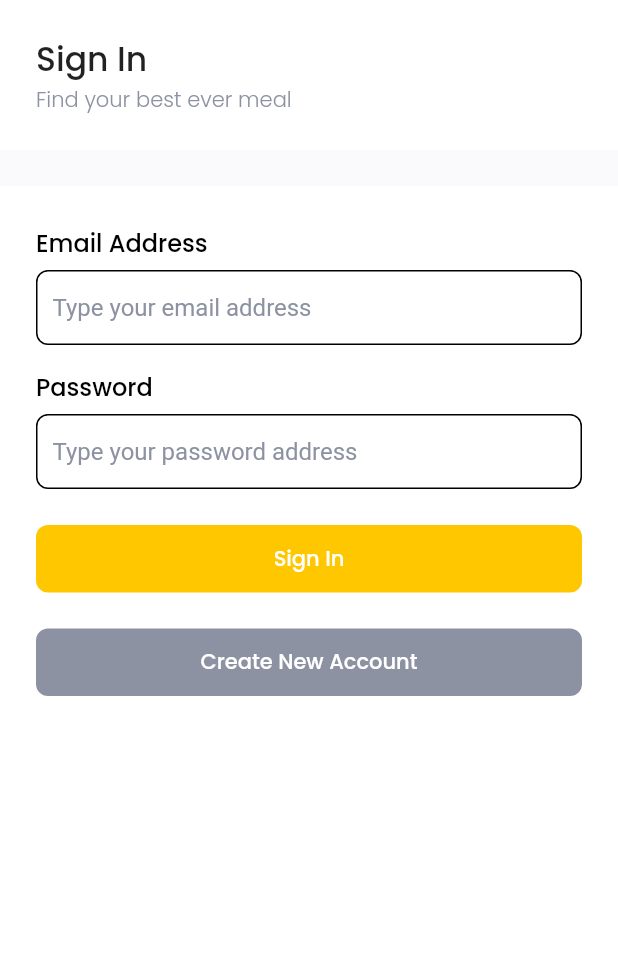
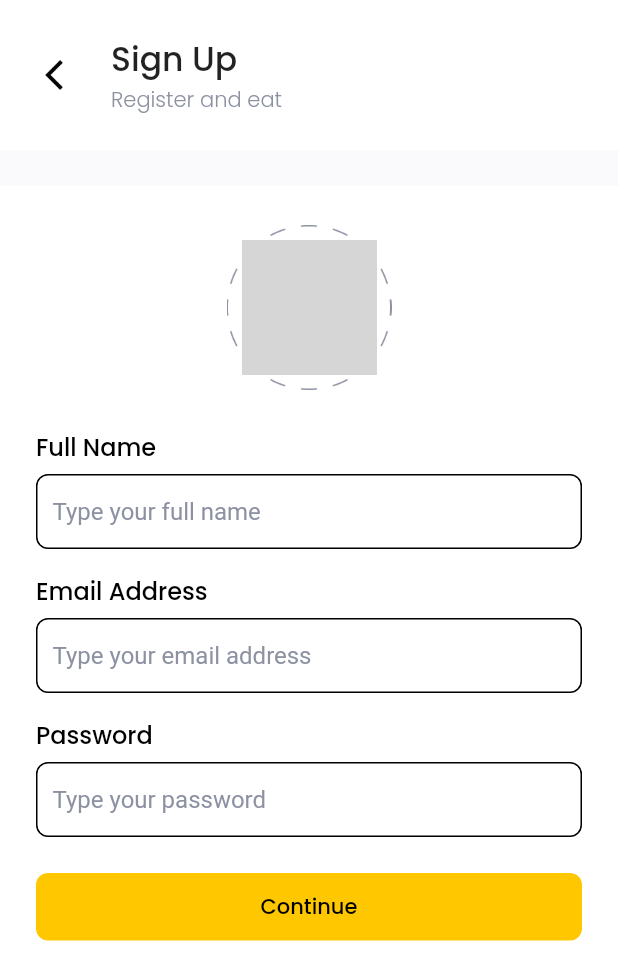
Before and after one commit to rakafajars/FlutterFoodMarket, a Flutter app: the screen it shows after launch, after a tap on "Create New Account", on a phone screen of 412 x 824 dp. Shown: the top 980 px of the screen. Run offline on Flutter 3.47's test engine with Material 2 defaults, Android fonts, the phone set to English and light mode, and no system bars; our stand-ins replace flutter_spinkit, get, google_fonts, supercharged; network calls fail; grey boxes are pictures that could not be loaded.

Commit message:
Sign Up Page & library get

```diff
--- a/lib/main.dart
+++ b/lib/main.dart
@@ -1,6 +1,6 @@
 import 'package:flutter/material.dart';
-import 'package:flutter_food_market/ui/pages/general_page.dart';
 import 'package:flutter_food_market/ui/pages/sign_in_page.dart';
+import 'package:get/get.dart';
 
 void main() {
   runApp(MyApp());
@@ -9,7 +9,7 @@ void main() {
 class MyApp extends StatelessWidget {
   @override
   Widget build(BuildContext context) {
-    return MaterialApp(
+    return GetMaterialApp(
       debugShowCheckedModeBanner: false,
       home: SignInPage(),
     );
--- a/lib/ui/pages/general_page.dart
+++ b/lib/ui/pages/general_page.dart
@@ -8,6 +8,7 @@ class GeneralPage extends StatelessWidget {
   final Function onBackButtonPressed;
   final Widget child;
   final Color backColorButton;
+  final EdgeInsetsGeometry paddingListView;
 
   const GeneralPage({
     Key key,
@@ -16,6 +17,7 @@ class GeneralPage extends StatelessWidget {
     this.onBackButtonPressed,
     this.child,
     this.backColorButton,
+    this.paddingListView,
   }) : super(key: key);
 
   @override
@@ -33,6 +35,7 @@ class GeneralPage extends StatelessWidget {
           ),
           SafeArea(
             child: ListView(
+              padding: paddingListView,
               children: [
                 Column(
                   children: [
@@ -46,7 +49,13 @@ class GeneralPage extends StatelessWidget {
                       child: Row(
                         children: [
                           onBackButtonPressed != null
-                              ? Container(
+                              ? GestureDetector(
+                                  onTap: () {
+                                    if (onBackButtonPressed != null) {
+                                      onBackButtonPressed();
+                                    }
+                                  },
+                                  child: Container(
                                     width: 24,
                                     height: 24,
                                     margin: EdgeInsets.only(
@@ -56,6 +65,7 @@ class GeneralPage extends StatelessWidget {
                                       image: DecorationImage(
                                         image: AssetImage(
                                           'assets/back_arrow.png',
+                                        ),
                                       ),
                                     ),
                                   ),
--- a/lib/ui/pages/sign_in_page.dart
+++ b/lib/ui/pages/sign_in_page.dart
@@ -1,7 +1,11 @@
 import 'package:flutter/material.dart';
 import 'package:flutter_food_market/shared/theme.dart';
 import 'package:flutter_food_market/ui/pages/general_page.dart';
+import 'package:flutter_food_market/ui/pages/sign_up_page.dart';
+import 'package:flutter_food_market/ui/widget/custome_button.dart';
+import 'package:flutter_food_market/ui/widget/textfield_custome.dart';
 import 'package:flutter_spinkit/flutter_spinkit.dart';
+import 'package:get/get.dart';
 
 class SignInPage extends StatefulWidget {
   @override
@@ -19,148 +23,66 @@ class _SignInPageState extends State<SignInPage> {
       subTitle: 'Find your best ever meal',
       child: Column(
         children: [
-          Container(
-            width: double.infinity,
+          CustomeTextFieldTitle(
+            title: 'Email Address',
             margin: EdgeInsets.fromLTRB(
               defaultMargin,
               26,
               defaultMargin,
               6,
             ),
-            child: Text(
-              'Email Address',
-              style: textFontWeight500.copyWith(
-                color: Colors.black,
-                fontSize: 16,
-              ),
+          ),
+          CustomeTextField(
+            controller: emailController,
+            hintFieldStyle: TextStyle(
+              color: greyColor,
             ),
+            hintFieldText: 'Type your email address',
           ),
-          Container(
-            width: double.infinity,
-            margin: EdgeInsets.symmetric(
-              horizontal: defaultMargin,
-            ),
-            padding: EdgeInsets.symmetric(
-              horizontal: 10,
-            ),
-            decoration: BoxDecoration(
-              borderRadius: BorderRadius.circular(8),
-              border: Border.all(
-                color: Colors.black,
-              ),
-            ),
-            child: TextField(
-              controller: emailController,
-              decoration: InputDecoration(
-                border: InputBorder.none,
-                hintStyle: TextStyle(
-                  color: greyColor,
-                ),
-                hintText: 'Type your email address',
-              ),
-            ),
-          ),
-          Container(
-            width: double.infinity,
+          CustomeTextFieldTitle(
+            title: 'Password',
             margin: EdgeInsets.fromLTRB(
               defaultMargin,
               16,
               defaultMargin,
               6,
             ),
-            child: Text(
-              'Password',
-              style: textFontWeight500.copyWith(
-                color: Colors.black,
-                fontSize: 16,
-              ),
+          ),
+          CustomeTextField(
+            controller: passwordController,
+            hintFieldStyle: TextStyle(
+              color: greyColor,
             ),
+            hintFieldText: 'Type your password',
           ),
-          Container(
-            width: double.infinity,
-            margin: EdgeInsets.symmetric(
-              horizontal: defaultMargin,
-            ),
-            padding: EdgeInsets.symmetric(
-              horizontal: 10,
-            ),
-            decoration: BoxDecoration(
-              borderRadius: BorderRadius.circular(8),
-              border: Border.all(
-                color: Colors.black,
-              ),
-            ),
-            child: TextField(
-              controller: passwordController,
-              decoration: InputDecoration(
-                border: InputBorder.none,
-                hintStyle: TextStyle(
-                  color: greyColor,
-                ),
-                hintText: 'Type your password address',
-              ),
-            ),
-          ),
-          Container(
-            width: double.infinity,
-            margin: EdgeInsets.only(
-              top: defaultMargin,
-            ),
-            height: 45,
-            padding: EdgeInsets.symmetric(
-              horizontal: defaultMargin,
-            ),
+          CustomeButton(
             child: isLoading
                 ? SpinKitFadingCircle(
                     size: 45,
                     color: mainColor,
                   )
-                : RaisedButton(
-                    elevation: 0.0,
-                    color: mainColor,
-                    shape: RoundedRectangleBorder(
-                      borderRadius: BorderRadius.circular(
-                        8,
-                      ),
-                    ),
+                : CustomeRaisedButton(
+                    title: 'Sign In',
+                    colorsButton: mainColor,
+                    colorsText: Colors.white,
                     onPressed: () {},
-                    child: Text(
-                      'Sign In',
-                      style: textFontWeight500.copyWith(
-                        color: Colors.white,
-                      ),
-                    ),
                   ),
           ),
-          Container(
-            width: double.infinity,
-            margin: EdgeInsets.only(
-              top: defaultMargin,
-            ),
-            height: 45,
-            padding: EdgeInsets.symmetric(
-              horizontal: defaultMargin,
-            ),
+          CustomeButton(
             child: isLoading
                 ? SpinKitFadingCircle(
                     size: 45,
                     color: mainColor,
                   )
-                : RaisedButton(
-                    elevation: 0.0,
-                    color: greyColor,
-                    shape: RoundedRectangleBorder(
-                      borderRadius: BorderRadius.circular(
-                        8,
-                      ),
-                    ),
-                    onPressed: () {},
-                    child: Text(
-                      'Create New Account',
-                      style: textFontWeight500.copyWith(
-                        color: Colors.white,
-                      ),
-                    ),
+                : CustomeRaisedButton(
+                    title: 'Create New Account',
+                    colorsButton: greyColor,
+                    colorsText: Colors.white,
+                    onPressed: () {
+                      Get.to(
+                        SignUpPage(),
+                      );
+                    },
                   ),
           ),
         ],
--- /dev/null
+++ b/lib/ui/pages/sign_up_page.dart
@@ -0,0 +1,120 @@
+import 'package:flutter/material.dart';
+import 'package:flutter_food_market/shared/theme.dart';
+import 'package:flutter_food_market/ui/pages/general_page.dart';
+import 'package:flutter_food_market/ui/widget/custome_button.dart';
+import 'package:flutter_food_market/ui/widget/textfield_custome.dart';
+import 'package:get/get.dart';
+
+class SignUpPage extends StatefulWidget {
+  @override
+  _SignUpPageState createState() => _SignUpPageState();
+}
+
+class _SignUpPageState extends State<SignUpPage> {
+  TextEditingController emailController = TextEditingController();
+  TextEditingController passwordController = TextEditingController();
+  TextEditingController fullNameController = TextEditingController();
+
+  bool isLoading = false;
+  @override
+  Widget build(BuildContext context) {
+    return GeneralPage(
+      paddingListView: EdgeInsets.only(
+        bottom: 6,
+      ),
+      onBackButtonPressed: () {
+        Get.back();
+      },
+      title: 'Sign Up',
+      subTitle: 'Register and eat',
+      child: Column(
+        children: [
+          Container(
+            width: 110,
+            height: 110,
+            margin: EdgeInsets.only(
+              top: 26,
+            ),
+            padding: EdgeInsets.all(
+              10,
+            ),
+            decoration: BoxDecoration(
+              image: DecorationImage(
+                image: AssetImage(
+                  'assets/photo_border.png',
+                ),
+              ),
+            ),
+            child: Container(
+              decoration: BoxDecoration(
+                shape: BoxShape.circle,
+                image: DecorationImage(
+                  image: NetworkImage(
+                    'https://cdn.idntimes.com/content-images/community/2020/11/14-b1fe04b0ceee0bcd7cd47663ff17b2e9.jpg',
+                  ),
+                  fit: BoxFit.cover,
+                ),
+              ),
+            ),
+          ),
+          CustomeTextFieldTitle(
+            title: 'Full Name',
+            margin: EdgeInsets.fromLTRB(
+              defaultMargin,
+              26,
+              defaultMargin,
+              6,
+            ),
+          ),
+          CustomeTextField(
+            controller: fullNameController,
+            hintFieldStyle: TextStyle(
+              color: greyColor,
+            ),
+            hintFieldText: 'Type your full name',
+          ),
+          CustomeTextFieldTitle(
+            title: 'Email Address',
+            margin: EdgeInsets.fromLTRB(
+              defaultMargin,
+              16,
+              defaultMargin,
+              6,
+            ),
+          ),
+          CustomeTextField(
+            controller: emailController,
+            hintFieldStyle: TextStyle(
+              color: greyColor,
+            ),
+            hintFieldText: 'Type your email address',
+          ),
+          CustomeTextFieldTitle(
+            title: 'Password',
+            margin: EdgeInsets.fromLTRB(
+              defaultMargin,
+              16,
+              defaultMargin,
+              6,
+            ),
+          ),
+          CustomeTextField(
+            controller: passwordController,
+            hintFieldStyle: TextStyle(
+              color: greyColor,
+            ),
+            hintFieldText: 'Type your password',
+          ),
+          CustomeButton(
+            child: CustomeRaisedButton(
+              title: 'Continue',
+              colorsButton: mainColor,
+              colorsText: Colors.black,
+              onPressed: () {},
+            ),
+          ),
+        ],
+      ),
+    );
+  }
+}
--- /dev/null
+++ b/lib/ui/widget/custome_button.dart
@@ -0,0 +1,57 @@
+import 'package:flutter/material.dart';
+import 'package:flutter_food_market/shared/theme.dart';
+
+class CustomeButton extends StatelessWidget {
+  final Widget child;
+
+  const CustomeButton({Key key, this.child}) : super(key: key);
+
+  @override
+  Widget build(BuildContext context) {
+    return Container(
+      width: double.infinity,
+      margin: EdgeInsets.only(
+        top: defaultMargin,
+      ),
+      height: 45,
+      padding: EdgeInsets.symmetric(
+        horizontal: defaultMargin,
+      ),
+      child: child,
+    );
+  }
+}
+
+class CustomeRaisedButton extends StatelessWidget {
+  final String title;
+  final Function onPressed;
+  final Color colorsButton;
+  final Color colorsText;
+
+  const CustomeRaisedButton({
+    Key key,
+    this.title,
+    this.onPressed,
+    this.colorsButton,
+    this.colorsText,
+  }) : super(key: key);
+  @override
+  Widget build(BuildContext context) {
+    return RaisedButton(
+      elevation: 0.0,
+      color: colorsButton,
+      shape: RoundedRectangleBorder(
+        borderRadius: BorderRadius.circular(
+          8,
+        ),
+      ),
+      onPressed: onPressed,
+      child: Text(
+        title,
+        style: textFontWeight500.copyWith(
+          color: colorsText,
+        ),
+      ),
+    );
+  }
+}
--- /dev/null
+++ b/lib/ui/widget/textfield_custome.dart
@@ -0,0 +1,68 @@
+import 'package:flutter/material.dart';
+import 'package:flutter_food_market/shared/theme.dart';
+
+class CustomeTextFieldTitle extends StatelessWidget {
+  final String title;
+  final EdgeInsetsGeometry margin;
+
+  const CustomeTextFieldTitle({
+    Key key,
+    this.title,
+    this.margin,
+  }) : super(key: key);
+
+  @override
+  Widget build(BuildContext context) {
+    return Container(
+      width: double.infinity,
+      margin: margin,
+      child: Text(
+        title,
+        style: textFontWeight500.copyWith(
+          color: Colors.black,
+          fontSize: 16,
+        ),
+      ),
+    );
+  }
+}
+
+class CustomeTextField extends StatelessWidget {
+  final TextEditingController controller;
+  final TextStyle hintFieldStyle;
+  final String hintFieldText;
+
+  const CustomeTextField({
+    Key key,
+    this.controller,
+    this.hintFieldStyle,
+    this.hintFieldText,
+  }) : super(key: key);
+
+  @override
+  Widget build(BuildContext context) {
+    return Container(
+      width: double.infinity,
+      margin: EdgeInsets.symmetric(
+        horizontal: defaultMargin,
+      ),
+      padding: EdgeInsets.symmetric(
+        horizontal: 10,
+      ),
+      decoration: BoxDecoration(
+        borderRadius: BorderRadius.circular(8),
+        border: Border.all(
+          color: Colors.black,
+        ),
+      ),
+      child: TextField(
+        controller: controller,
+        decoration: InputDecoration(
+          border: InputBorder.none,
+          hintStyle: hintFieldStyle,
+          hintText: hintFieldText,
+        ),
+      ),
+    );
+  }
+}
--- a/pubspec.yaml
+++ b/pubspec.yaml
@@ -17,7 +17,8 @@ dev_dependencies:
   flutter_test:
     sdk: flutter
   flutter_bloc: ^6.1.1
-  flutter_spinkit: "^4.1.2"
+  flutter_spinkit: ^4.1.2
+  get: ^3.24.0
   google_fonts: ^1.1.1
   supercharged: ^1.12.0
 
```
Also changed, not shown: pubspec.lock. Lines whose indentation alone changed are shown as unchanged.
